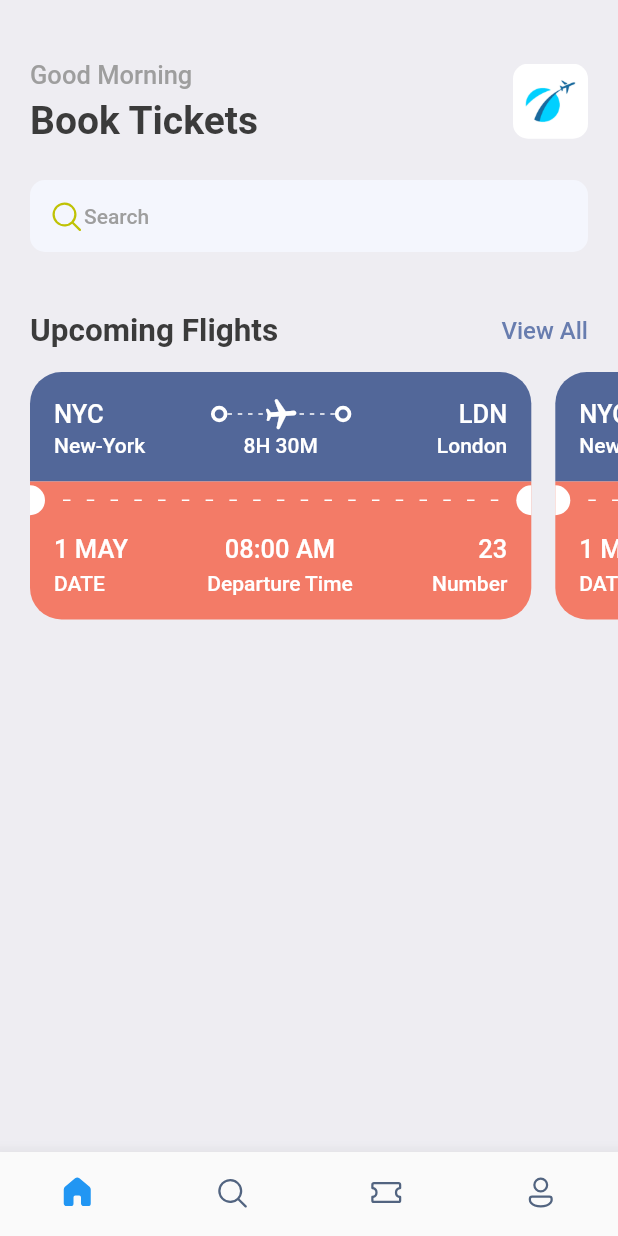
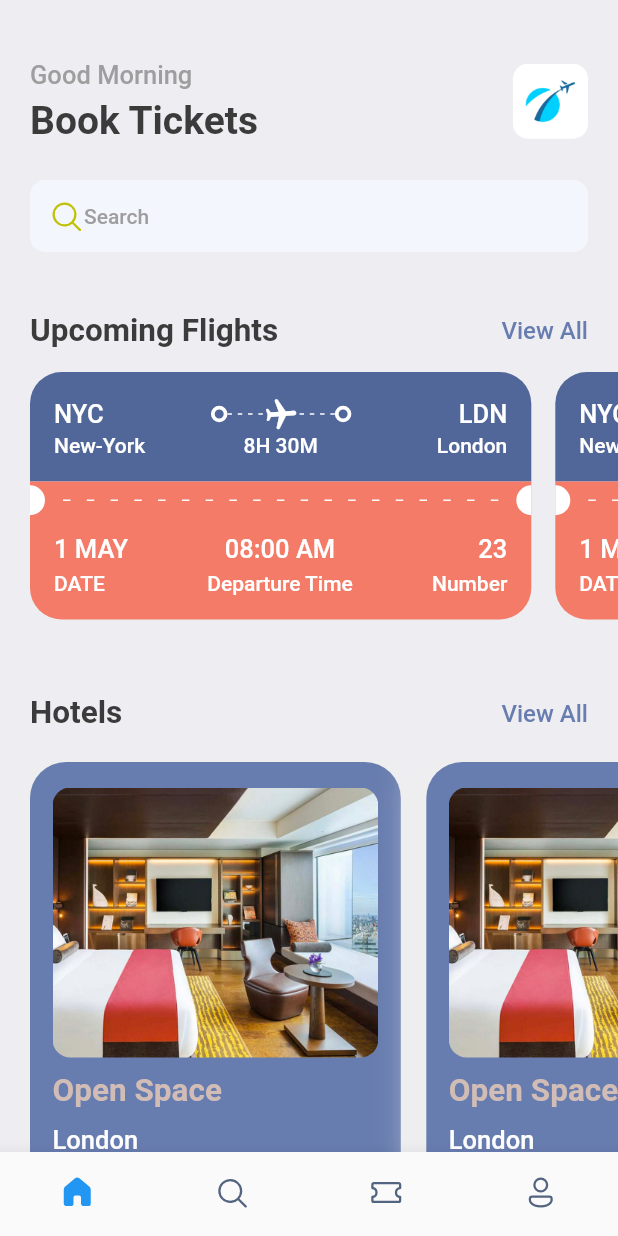
Before and after one commit to asish918/booking-app, a Flutter app: the screen it shows after launch, on a phone screen of 412 x 824 dp. Run offline on Flutter 3.47's test engine with Material 2 defaults, Android fonts, the phone set to English and light mode, and no system bars; our stand-ins replace fluentui_icons, gap.

Commit message:
Added and Styled the Hotel Cards

```diff
--- a/lib/screens/home_screen.dart
+++ b/lib/screens/home_screen.dart
@@ -1,3 +1,4 @@
+import 'package:booktickets/screens/hotel_screen.dart';
 import 'package:booktickets/screens/ticket_view.dart';
 import 'package:booktickets/utils/app_styles.dart';
 import 'package:fluentui_icons/fluentui_icons.dart';
@@ -79,8 +80,8 @@ class HomeScreen extends StatelessWidget {
                     InkWell(
                       child: Text(
                         "View All",
-                        style:
-                            Styles.textStyle.copyWith(color: Styles.primaryColor),
+                        style: Styles.textStyle
+                            .copyWith(color: Styles.primaryColor),
                       ),
                     )
                   ],
@@ -93,12 +94,37 @@ class HomeScreen extends StatelessWidget {
             scrollDirection: Axis.horizontal,
             padding: const EdgeInsets.only(left: 20),
             child: Row(
+              children: [TicketView(), TicketView()],
+            ),
+          ),
+          const Gap(15),
+          Container(
+            padding: const EdgeInsets.symmetric(horizontal: 20),
+            child: Row(
+              mainAxisAlignment: MainAxisAlignment.spaceBetween,
               children: [
-                TicketView(),
-                TicketView()
+                Text(
+                  "Hotels",
+                  style: Styles.headLineStyle2,
+                ),
+                InkWell(
+                  child: Text(
+                    "View All",
+                    style:
+                        Styles.textStyle.copyWith(color: Styles.primaryColor),
+                  ),
+                )
               ],
             ),
-          )
+          ),
+          const Gap(15),
+          SingleChildScrollView(
+            scrollDirection: Axis.horizontal,
+            padding: const EdgeInsets.only(left: 20),
+            child: Row(
+              children: [HotelScreen(), HotelScreen(), HotelScreen(), HotelScreen()],
+            ),
+          ),
         ],
       ),
     );
--- /dev/null
+++ b/lib/screens/hotel_screen.dart
@@ -0,0 +1,64 @@
+import 'package:booktickets/utils/app_layout.dart';
+import 'package:flutter/material.dart';
+import 'package:gap/gap.dart';
+
+import '../utils/app_styles.dart';
+
+class HotelScreen extends StatelessWidget {
+  const HotelScreen({Key? key}) : super(key: key);
+
+  @override
+  Widget build(BuildContext context) {
+    final size = AppLayout.getSize(context);
+
+    return Container(
+      width: size.width*0.6,
+      height: 350,
+      padding: const EdgeInsets.symmetric(horizontal: 15, vertical: 17),
+      margin: const EdgeInsets.only(right: 17, top: 5),
+
+      decoration: BoxDecoration(
+        color: Styles.primaryColor,
+        borderRadius: BorderRadius.circular(24),
+        boxShadow: [
+          BoxShadow(
+            color: Colors.grey.shade200,
+            blurRadius: 20,
+            spreadRadius: 5,
+          )
+        ]
+      ),
+      child: Column(
+        crossAxisAlignment: CrossAxisAlignment.start,
+        children: [
+          Container(
+            height: 180,
+            decoration: BoxDecoration(
+              color: Styles.primaryColor,
+              borderRadius: BorderRadius.circular(12),
+              image: DecorationImage(
+                fit: BoxFit.cover,
+                image: AssetImage("assets/images/one.png")
+              )
+            ),
+          ),
+          const Gap(10),
+          Text(
+            "Open Space",
+            style: Styles.headLineStyle2.copyWith(color: Styles.kakiColor),
+          ),
+          const Gap(10),
+          Text(
+            "London",
+            style: Styles.headLineStyle3.copyWith(color: Colors.white),
+          ),
+          const Gap(8),
+          Text(
+            "\$40/night",
+            style: Styles.headLineStyle.copyWith(color: Styles.kakiColor),
+          ),
+        ],
+      ),
+    );
+  }
+}
--- a/lib/utils/app_styles.dart
+++ b/lib/utils/app_styles.dart
@@ -7,6 +7,7 @@ class Styles {
   static Color textColor = const Color(0xFF3b3b3b);
   static Color bgColor = const Color(0xFFeeedf2);
   static Color orangeColor = const Color(0xFFF37B67);
+  static Color kakiColor = const Color(0xFFd2bdb6);
   static TextStyle textStyle = TextStyle(
       fontSize: 16, color: textColor, fontWeight: FontWeight.w500);
   static TextStyle headLineStyle = TextStyle(
```
